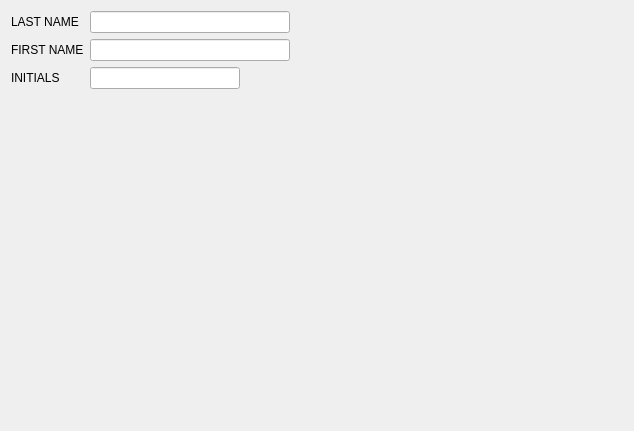
First picture: the form in src/wizards/pharmacist_00.ui, repository kyledevans/Medicine-Track, before the edit.
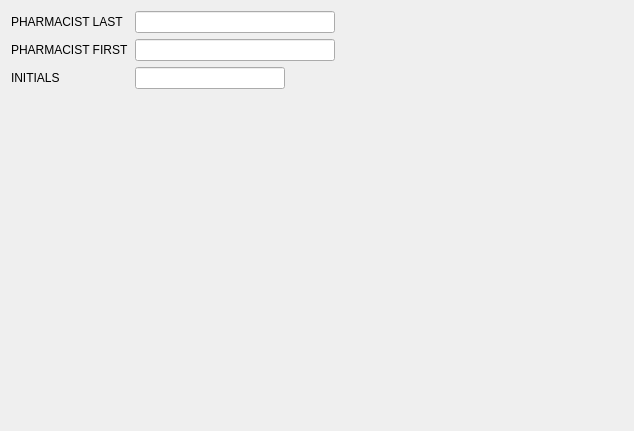
Second picture: the form after the edit.

The edit to the form file:
```diff
--- a/src/wizards/pharmacist_00.ui
+++ b/src/wizards/pharmacist_00.ui
@@ -17,7 +17,7 @@
    <item row="0" column="0">
     <widget class="QLabel" name="lastLabel">
      <property name="text">
-      <string>LAST NAME</string>
+      <string comment="PHARMACIST LAST EDIT LABEL">PHARMACIST LAST</string>
      </property>
     </widget>
    </item>
@@ -60,7 +60,7 @@
    <item row="1" column="0">
     <widget class="QLabel" name="firstLabel">
      <property name="text">
-      <string>FIRST NAME</string>
+      <string comment="PHARMACIST FIRST EDIT LABEL">PHARMACIST FIRST</string>
      </property>
     </widget>
    </item>
```
Left out of the diff: 20 changed lines with no effect on the pictures.
